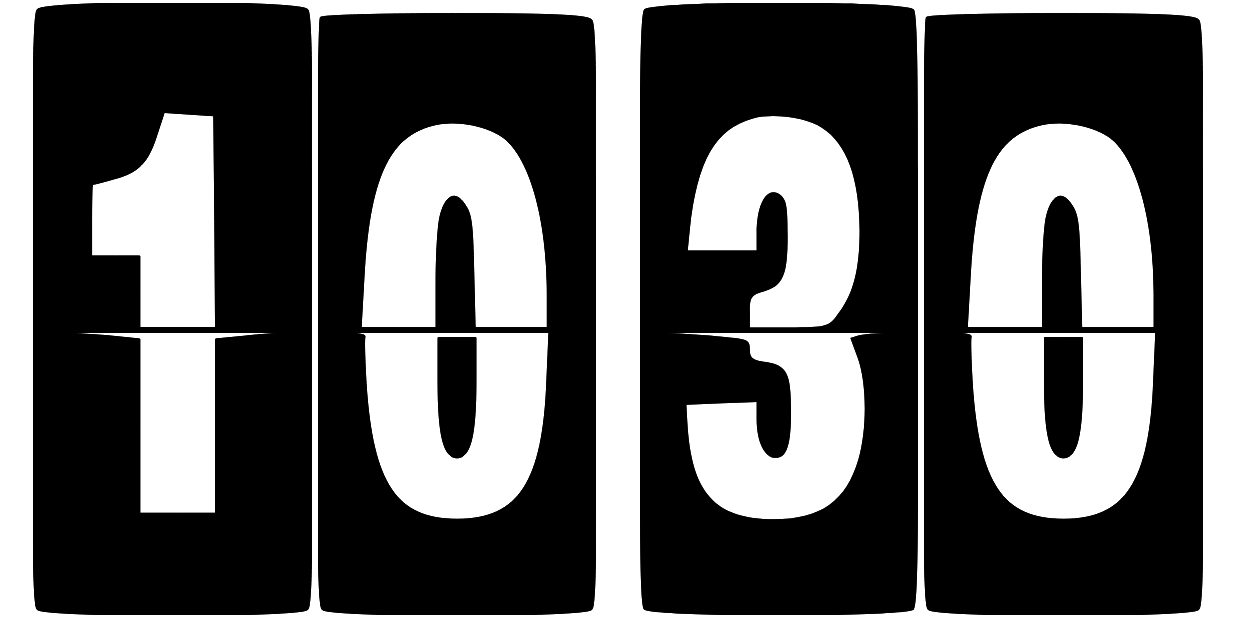
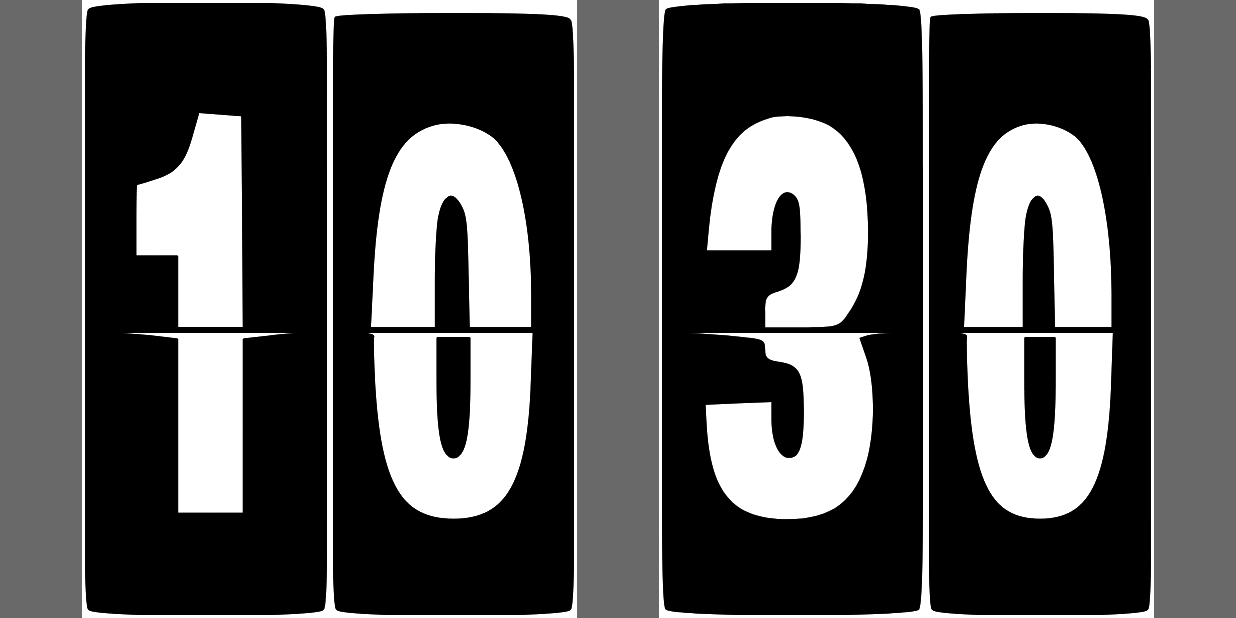
Before and after one commit to fabian4/Timer, an Android app: the screen it shows after launch (MainActivity), on a phone screen of 824 x 412 dp (held sideways). Run offline under Robolectric (Android 15) with nearby library versions, the phone set to English and light mode, and no system bars.

Commit message:
fix 适配问题

```diff
--- a/app/src/main/java/com/fabian/timer/flip/FlipDigit.kt
+++ b/app/src/main/java/com/fabian/timer/flip/FlipDigit.kt
@@ -60,17 +60,5 @@ class FlipDigit : RelativeLayout {
         flip = FlipItem?.let { Flip(context, id, it, null, isFast, color) }
     }
 
-    fun getCurrentDigit(): Int {
-        return mCurrentDigit
-    }
-
-    fun setFastFlip(isFastFlip: Boolean) {
-        flip!!.setFastFlip(isFastFlip)
-    }
-
-    fun setColor(color: Int) {
-        flip!!.setColor(color)
-    }
-
 
 }
--- a/app/src/main/res/layout/activity_main.xml
+++ b/app/src/main/res/layout/activity_main.xml
@@ -4,6 +4,7 @@
     xmlns:tools="http://schemas.android.com/tools"
     android:layout_width="match_parent"
     android:layout_height="match_parent"
+    android:background="#696969"
     tools:context=".MainActivity">
 
     <TextView
@@ -13,60 +14,65 @@
         android:gravity="center"
         app:layout_constraintHeight_percent="0"
         app:layout_constraintTop_toTopOf="parent"/>
-    <com.fabian.timer.flip.FlipDigit
-        android:id="@+id/hours_1"
+
+    <LinearLayout
+        android:id="@+id/hours"
         android:layout_width="0dp"
         android:layout_height="0dp"
         android:gravity="center"
-        app:isFast="true"
-        app:tintColor="#000000"
-        android:layout_marginStart="20dp"
+        android:background="@color/white"
         app:layout_constraintBottom_toBottomOf="parent"
         app:layout_constraintLeft_toLeftOf="parent"
-        app:layout_constraintRight_toLeftOf="@+id/hours_2"
-        app:layout_constraintTop_toBottomOf="@+id/title"/>
+        app:layout_constraintRight_toLeftOf="@+id/minutes"
+        app:layout_constraintTop_toBottomOf="@+id/title"
+        app:layout_constraintWidth_percent="0.4">
+
+        <com.fabian.timer.flip.FlipDigit
+            android:id="@+id/hours_1"
+            android:layout_width="wrap_content"
+            android:layout_height="wrap_content"
+            android:layout_weight="1"
+            android:gravity="center"
+            app:isFast="true"
+            app:tintColor="#000000" />
+
         <com.fabian.timer.flip.FlipDigit
             android:id="@+id/hours_2"
+            android:layout_width="wrap_content"
+            android:layout_height="wrap_content"
+            android:layout_weight="1"
+            android:gravity="center"
+            app:isFast="true"
+            app:tintColor="#000000" />
+    </LinearLayout>
+
+    <LinearLayout
+        android:id="@+id/minutes"
         android:layout_width="0dp"
         android:layout_height="0dp"
         android:gravity="center"
-        app:isFast="true"
-        app:tintColor="#000000"
+        android:background="@color/white"
+        app:layout_constraintWidth_percent="0.4"
         app:layout_constraintBottom_toBottomOf="parent"
-        app:layout_constraintLeft_toRightOf="@+id/hours_1"
-        app:layout_constraintRight_toLeftOf="@+id/colon"
-        app:layout_constraintTop_toBottomOf="@+id/title"/>
-    <TextView
-        android:id="@+id/colon"
-        android:layout_width="0dp"
-        android:layout_height="0dp"
-        android:gravity="center"
-        app:layout_constraintWidth_percent="0.03"
-        app:layout_constraintBottom_toBottomOf="parent"
-        app:layout_constraintLeft_toRightOf="@id/hours_2"
-        app:layout_constraintRight_toLeftOf="@+id/minutes_1"
-        app:layout_constraintTop_toBottomOf="@+id/title"/>
+        app:layout_constraintLeft_toRightOf="@+id/hours"
+        app:layout_constraintRight_toRightOf="parent"
+        app:layout_constraintTop_toBottomOf="@+id/title">
         <com.fabian.timer.flip.FlipDigit
             android:id="@+id/minutes_1"
-        android:layout_width="0dp"
-        android:layout_height="0dp"
+            android:layout_width="match_parent"
+            android:layout_height="match_parent"
             android:gravity="center"
+            android:layout_weight="1"
             app:isFast="true"
-        app:tintColor="#000000"
-        app:layout_constraintBottom_toBottomOf="parent"
-        app:layout_constraintLeft_toRightOf="@+id/colon"
-        app:layout_constraintRight_toLeftOf="@+id/minutes_2"
-        app:layout_constraintTop_toBottomOf="@+id/title"/>
+            app:tintColor="#000000"/>
         <com.fabian.timer.flip.FlipDigit
             android:id="@+id/minutes_2"
-        android:layout_width="0dp"
-        android:layout_height="0dp"
+            android:layout_width="wrap_content"
+            android:layout_height="wrap_content"
             android:gravity="center"
+            android:layout_weight="1"
             app:isFast="true"
-        app:tintColor="#000000"
-        android:layout_marginEnd="20dp"
-        app:layout_constraintBottom_toBottomOf="parent"
-        app:layout_constraintLeft_toRightOf="@+id/minutes_1"
-        app:layout_constraintRight_toRightOf="parent"
-        app:layout_constraintTop_toBottomOf="@+id/title"/>
+            app:tintColor="#000000"/>
+    </LinearLayout>
+
 </androidx.constraintlayout.widget.ConstraintLayout>
--- a/app/src/main/res/layout/view_flipmeter_spinner.xml
+++ b/app/src/main/res/layout/view_flipmeter_spinner.xml
@@ -3,8 +3,7 @@
     xmlns:android="http://schemas.android.com/apk/res/android"
     android:layout_width="wrap_content"
     android:layout_height="wrap_content"
-    android:padding="2dp"
-    android:background="@android:color/white">
+    android:padding="2dp">
 
     <ImageView
         android:id="@+id/image_flip_back_upper"
@@ -17,7 +16,6 @@
         android:id="@+id/image_flip_back_lower"
         android:layout_width="300dp"
         android:layout_height="220dp"
-        android:scaleType="fitXY"
         android:layout_below="@+id/image_flip_back_upper"
         android:background="@drawable/ic_lower_0" />
 
@@ -32,7 +30,6 @@
         android:id="@+id/image_flip_front_lower"
         android:layout_width="300dp"
         android:layout_height="220dp"
-        android:scaleType="fitXY"
         android:layout_below="@+id/image_flip_front_upper"
         android:background="@drawable/ic_lower_0" />
 
```
Lines whose indentation alone changed are shown as unchanged.
